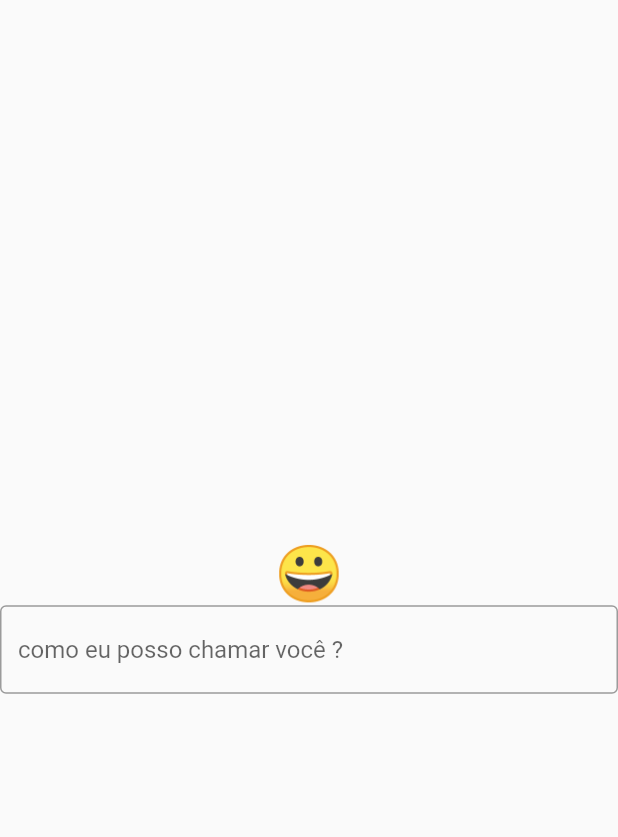
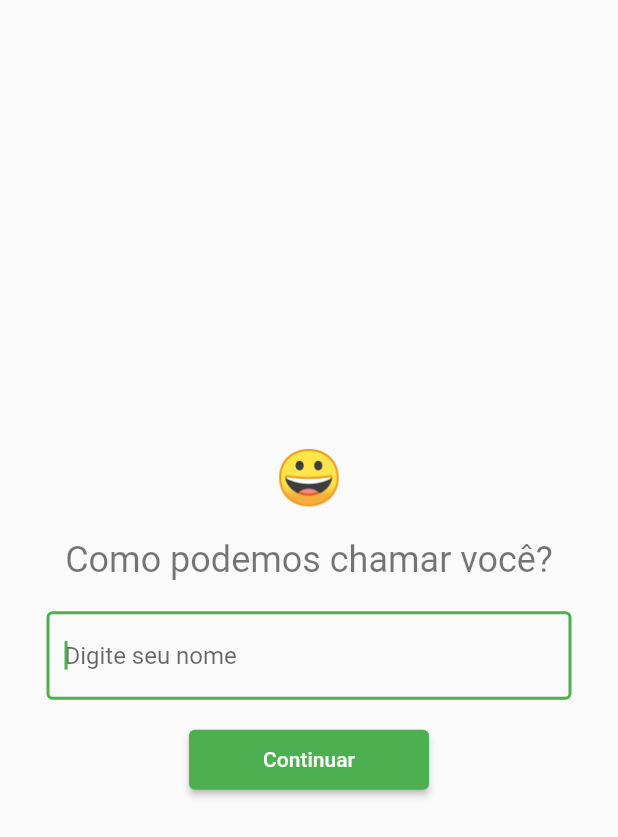
Before and after one commit to ruanvalente/flutter_student, a Flutter app: the UserInput screen opened by its route, on a phone screen of 412 x 824 dp. Shown: the top 837 px of the screen. Run offline on Flutter 3.47's test engine with Material 2 defaults, Android fonts, the phone set to English and light mode, and no system bars.

Commit message:
refactor: refactor UserInput for StateFullWidget

```diff
--- a/lib/screens/user_input.dart
+++ b/lib/screens/user_input.dart
@@ -1,7 +1,20 @@
 import 'package:flutter/material.dart';
 
-class UserInput extends StatelessWidget {
+class UserInput extends StatefulWidget {
   const UserInput({Key? key}) : super(key: key);
+
+  @override
+  _UserInputState createState() => _UserInputState();
+}
+
+class _UserInputState extends State<UserInput> {
+  final textInputUserController = TextEditingController();
+
+  @override
+  void dispose() {
+    textInputUserController.dispose();
+    super.dispose();
+  }
 
   @override
   Widget build(BuildContext context) {
@@ -10,12 +23,39 @@ class UserInput extends StatelessWidget {
             child: Column(
       mainAxisAlignment: MainAxisAlignment.center,
       children: <Widget>[
-        Text('😀', style: TextStyle(fontSize: 36)),
-        TextField(
-          decoration: InputDecoration(
-              border: OutlineInputBorder(),
-              hintText: 'como eu posso chamar você ?'),
+        Padding(
+          padding: const EdgeInsets.all(20),
+          child: Text('😀', style: TextStyle(fontSize: 36)),
         ),
+        Padding(
+          padding: const EdgeInsets.only(bottom: 20),
+          child: Text(
+            'Como podemos chamar você?',
+            style: TextStyle(fontSize: 24, color: Colors.black54),
+            textAlign: TextAlign.center,
+          ),
+        ),
+        Container(
+          width: 350,
+          child: TextField(
+            autofocus: true,
+            controller: textInputUserController,
+            decoration: InputDecoration(
+                border: OutlineInputBorder(), hintText: 'Digite seu nome'),
+          ),
+        ),
+        Container(
+          width: 200,
+          height: 80,
+          child: Padding(
+              padding: const EdgeInsets.all(20),
+              child: ElevatedButton(
+                  onPressed: () {
+                    Navigator.pushNamed(context, '/welcome');
+                    print(textInputUserController.text);
+                  },
+                  child: Text('Continuar'))),
+        )
       ],
     )));
   }
```
